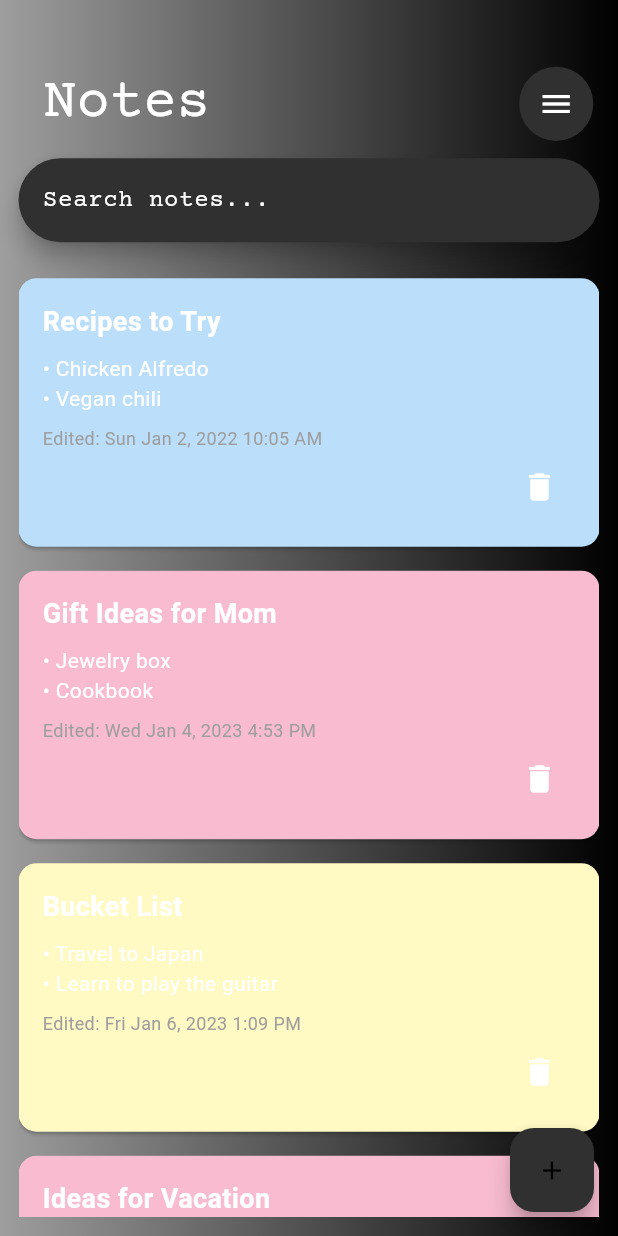
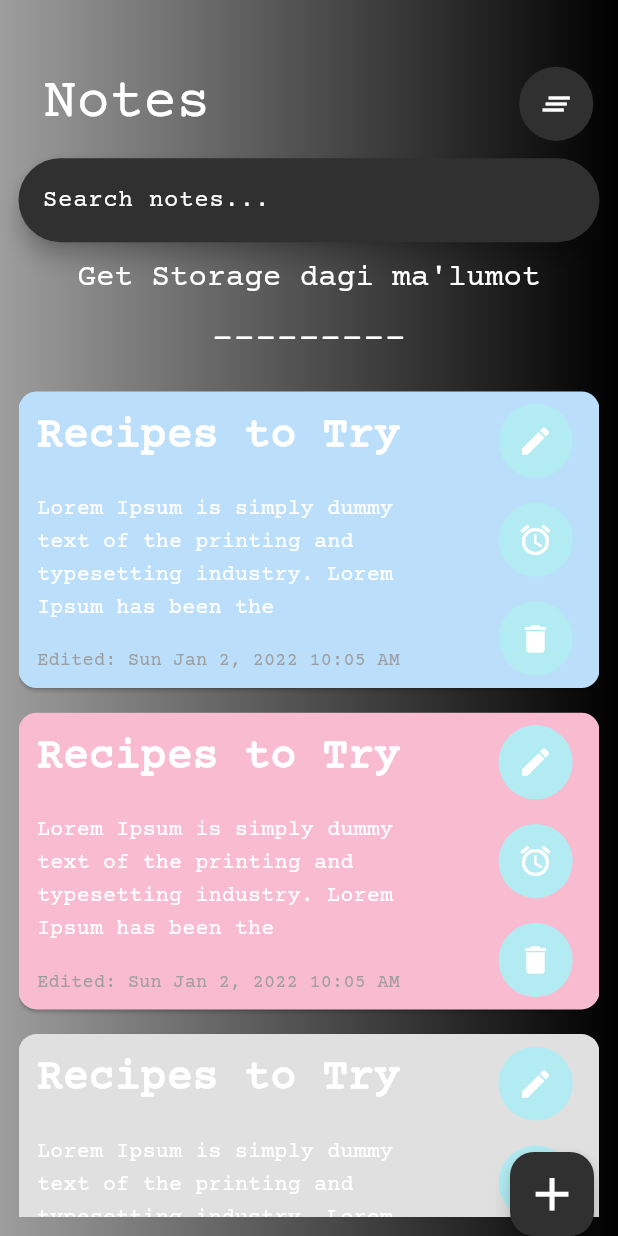
Before and after one commit to alisheraxmedov/Notes, a Flutter app: the screen it shows after launch, on a phone screen of 412 x 824 dp. Run offline on Flutter 3.47's test engine with Material 3 defaults, Android fonts, the phone set to English and light mode, and no system bars; our stand-ins replace flutter_local_notifications, get, get_storage, timezone.

Commit message:
Changed other UI components Part-2

```diff
--- /dev/null
+++ b/lib/const/item_colors.dart
@@ -0,0 +1,13 @@
+import 'package:flutter/material.dart';
+
+class ItemsColor {
+  static List<Color?> itemsColor = [
+    Colors.blue[100],
+    Colors.pink[100],
+    Colors.grey[300],
+    Colors.red[100],
+    Colors.green[200],
+    Colors.purple[100],
+    Colors.cyan[200]
+  ];
+}
--- /dev/null
+++ b/lib/functions/add_read_delete.dart
@@ -0,0 +1,48 @@
+import 'package:get_storage/get_storage.dart';
+
+class NotesAddReadDelete {
+  static GetStorage box = GetStorage();
+  static void addNotes({
+    required String title,
+    required String content,
+    required String date,
+    required String time,
+  }) {
+    Map notesMap = {
+      "title": title,
+      "content": content,
+      "date": date,
+      "time": time,
+    };
+    List notesList = box.read("notes") ?? [];
+    notesList.add(notesMap);
+    box.write("notes", notesList);
+  }
+
+  static List<dynamic> readNotes() {
+    List notesList = box.read("notes") ?? [];
+    // Map mp = {
+    //   "notes": [
+    //     {"title": ""},
+    //     {"title": ""},
+    //     {"title": ""},
+    //   ],
+    // };
+    return notesList;
+  }
+
+  static void deleteSelectedNotes({required String title}) {
+    List notesList = box.read("notes") ?? [];
+    for (int i = 0; i < notesList.length; i++) {
+      if (notesList[i]["title"] == title) {
+        List notesList = box.read("notes") ?? [];
+        notesList.removeAt(i);
+        box.write("notes", notesList);
+      }
+    }
+  }
+
+  static void deleteAllNotes() {
+    box.remove("notes");
+  }
+}
--- a/lib/getx/get.dart
+++ b/lib/getx/get.dart
@@ -98,9 +98,9 @@ class GetXController extends GetxController {
 //===============================================================
 //========================= SAVE NOTES ==========================
 //===============================================================
-  final box = GetStorage();
 
   void saveNoteData(String title, String content, String date, String time) {
+    final box = GetStorage();
     final Map<String, String> noteData = {
       'title': title,
       'content': content,
@@ -110,8 +110,9 @@ class GetXController extends GetxController {
     box.write('noteData', noteData);
   }
 
-  Map<String, String>? getNoteData() {
-    return box.read('noteData');
+  Map<String, dynamic>? getNoteData() {
+    final box = GetStorage();
+    return box.read('note-1');
   }
 
 //=====================================================================
--- a/lib/main.dart
+++ b/lib/main.dart
@@ -26,6 +26,7 @@ class MyApp extends StatelessWidget {
               ? MyAppTheme.lightTheme
               : MyAppTheme.darkTheme,
           home: const HomeScreen(),
+          // home: const GetStorageScreen(),
         );
       },
     );
--- a/lib/screens/add_note.dart
+++ b/lib/screens/add_note.dart
@@ -1,5 +1,7 @@
 import 'package:flutter/material.dart';
 import 'package:get/get.dart';
+
+import 'package:notes/functions/add_read_delete.dart';
 import 'package:notes/getx/get.dart';
 import 'package:notes/widgets/notification_dialog.dart';
 import 'package:notes/widgets/text.dart';
@@ -104,13 +106,18 @@ class AddNoteScreenState extends State<AddNoteScreen> {
               ),
               const Spacer(),
               GestureDetector(
-                onTap: () {
-                  themeController.saveNoteData(
-                    _titleController.text,
-                    _contentController.text,
-                    themeController.notificationDate.value,
-                    themeController.notificationTime.value,
+                onTap: () async {
+                  NotesAddReadDelete.addNotes(
+                    title: _titleController.text,
+                    content: _contentController.text,
+                    date: themeController.notificationDate.value,
+                    time: themeController.notificationTime.value,
                   );
+                  Get.back();
+                  // print(_titleController.text);
+                  // print(_contentController.text);
+                  // print(themeController.notificationDate.value);
+                  // print(themeController.notificationTime.value);
                 },
                 child: Container(
                   height: width * 0.17,
--- a/lib/screens/home.dart
+++ b/lib/screens/home.dart
@@ -1,7 +1,10 @@
 import 'package:flutter/material.dart';
 import 'package:get/get.dart';
+import 'package:notes/const/item_colors.dart';
+import 'package:notes/functions/add_read_delete.dart';
 import 'package:notes/getx/get.dart';
 import 'package:notes/screens/add_note.dart';
+import 'package:notes/widgets/circle_container.dart';
 import 'package:notes/widgets/notes_card.dart';
 import 'package:notes/widgets/text.dart';
 
@@ -12,6 +15,7 @@ class HomeScreen extends StatelessWidget {
   Widget build(BuildContext context) {
     final double width = MediaQuery.sizeOf(context).width;
     final GetXController themeController = Get.find();
+
     return Scaffold(
       body: Container(
         decoration: BoxDecoration(
@@ -46,24 +50,20 @@ class HomeScreen extends StatelessWidget {
                         text: "Notes",
                         fontSize: width * 0.09,
                       ),
-                      Container(
-                        height: width * 0.12,
-                        width: width * 0.12,
-                        alignment: Alignment.center,
-                        decoration: BoxDecoration(
-                          shape: BoxShape.circle,
-                          color: Theme.of(context).colorScheme.primary,
-                        ),
-                        child: IconButton(
-                          icon: const Icon(Icons.menu),
-                          onPressed: () {},
-                        ),
+                      CircleContainer(
+                        icon: Icons.clear_all_sharp,
+                        width: width,
+                        color: Theme.of(context).colorScheme.primary,
+                        onPressed: () {},
                       ),
                     ],
                   ),
                 ),
               ),
               SearchBar(
+                shadowColor: WidgetStatePropertyAll(
+                  Theme.of(context).colorScheme.onPrimary,
+                ),
                 backgroundColor: WidgetStatePropertyAll(
                   Theme.of(context).colorScheme.primary,
                 ),
@@ -81,44 +81,34 @@ class HomeScreen extends StatelessWidget {
                   ),
                 ),
               ),
-              SizedBox(height: 16.0),
+              SizedBox(height: width * 0.02),
+              TextWidget(
+                width: width,
+                text: "Get Storage dagi ma'lumot",
+                fontSize: width * 0.05,
+              ),
+              TextButton(
+                onPressed: () {
+                  themeController.changeTheme();
+                },
+                child: TextWidget(
+                  width: width,
+                  text: "---------",
+                  fontSize: 24.0,
+                ),
+              ),
               Expanded(
-                child: ListView(
-                  children: [
-                    NoteCard(
+                child: ListView.builder(
+                  itemCount: ItemsColor.itemsColor.length,
+                  itemBuilder: (context, index) {
+                    return NoteCard(
+                      width: width,
                       title: 'Recipes to Try',
                       items: ['Chicken Alfredo', 'Vegan chili'],
                       editedDate: 'Edited: Sun Jan 2, 2022 10:05 AM',
-                      color: Colors.blue[100],
-                    ),
-                    NoteCard(
-                      title: 'Gift Ideas for Mom',
-                      items: ['Jewelry box', 'Cookbook'],
-                      editedDate: 'Edited: Wed Jan 4, 2023 4:53 PM',
-                      color: Colors.pink[100],
-                    ),
-                    NoteCard(
-                      title: 'Bucket List',
-                      items: ['Travel to Japan', 'Learn to play the guitar'],
-                      editedDate: 'Edited: Fri Jan 6, 2023 1:09 PM',
-                      color: Colors.yellow[100],
-                    ),
-                    NoteCard(
-                      title: 'Ideas for Vacation',
-                      items: [
-                        'Visit Grand Canyon',
-                        'Go on a hot air balloon ride'
-                      ],
-                      editedDate: 'Edited: Wed Feb 1, 2023 12:34 PM',
-                      color: Colors.pink[100],
-                    ),
-                    NoteCard(
-                      title: 'Meeting Notes',
-                      items: ['Attendees: John, Mary, David', 'Agenda:'],
-                      editedDate: 'Edited: Wed Feb 1, 2023 12:34 PM',
-                      color: Colors.grey[300],
-                    ),
-                  ],
+                      color: ItemsColor.itemsColor[index],
+                    );
+                  },
                 ),
               ),
             ],
@@ -137,9 +127,10 @@ class HomeScreen extends StatelessWidget {
         },
         child: Icon(
           Icons.add,
-          size: width * 0.05,
+          size: width * 0.09,
         ),
       ),
+      floatingActionButtonLocation: FloatingActionButtonLocation.endDocked,
     );
   }
 }
--- a/lib/theme/theme.dart
+++ b/lib/theme/theme.dart
@@ -6,7 +6,7 @@ class MyAppTheme {
     brightness: Brightness.light,
     primarySwatch: Colors.grey,
     colorScheme: const ColorScheme.light(
-      primary: ColorClass.white,
+      primary: ColorClass.orginalWhite,
       onPrimary: ColorClass.white,
       secondary: ColorClass.orginalWhite,
       onSecondary: ColorClass.orginalGrey,
@@ -14,12 +14,15 @@ class MyAppTheme {
     textTheme: const TextTheme(
       titleMedium: TextStyle(
         color: ColorClass.black,
+        fontFamily: "Courier",
       ),
       bodyMedium: TextStyle(
-        color: Colors.black,
+        color: ColorClass.black,
+        fontFamily: "Courier",
       ),
       headlineMedium: TextStyle(
-        color: Colors.grey,
+        color: ColorClass.orginalGrey,
+        fontFamily: "Courier",
       ),
     ),
     iconTheme: const IconThemeData(
@@ -50,5 +53,20 @@ class MyAppTheme {
     iconTheme: const IconThemeData(
       color: ColorClass.white,
     ),
+    timePickerTheme: TimePickerThemeData(
+      cancelButtonStyle: ButtonStyle(
+        backgroundColor: WidgetStatePropertyAll(
+          ColorClass.white,
+        ),
+        textStyle: WidgetStatePropertyAll(
+          TextStyle(
+            color: ColorClass.white,
+          ),
+        ),
+      ),
+    ),
+    floatingActionButtonTheme: const FloatingActionButtonThemeData(
+      foregroundColor: ColorClass.white,
+    ),
   );
 }
--- /dev/null
+++ b/lib/widgets/circle_container.dart
@@ -0,0 +1,32 @@
+import 'package:flutter/material.dart';
+
+class CircleContainer extends StatelessWidget {
+  final double width;
+  final IconData icon;
+  final Color color;
+  final void Function()? onPressed;
+  const CircleContainer({
+    super.key,
+    required this.icon,
+    required this.width,
+    required this.color,
+    required this.onPressed,
+  });
+
+  @override
+  Widget build(BuildContext context) {
+    return Container(
+      height: width * 0.12,
+      width: width * 0.12,
+      alignment: Alignment.center,
+      decoration: BoxDecoration(
+        shape: BoxShape.circle,
+        color: color,
+      ),
+      child: IconButton(
+        icon: Icon(icon),
+        onPressed: onPressed,
+      ),
+    );
+  }
+}
--- a/lib/widgets/notes_card.dart
+++ b/lib/widgets/notes_card.dart
@@ -1,12 +1,17 @@
 import 'package:flutter/material.dart';
+import 'package:notes/widgets/circle_container.dart';
+import 'package:notes/widgets/text.dart';
 
 class NoteCard extends StatelessWidget {
+  final double width;
   final String title;
   final List<String> items;
   final String editedDate;
   final Color? color;
 
-  const NoteCard({super.key,
+  const NoteCard({
+    super.key,
+    required this.width,
     required this.title,
     required this.items,
     required this.editedDate,
@@ -17,29 +22,81 @@ class NoteCard extends StatelessWidget {
   Widget build(BuildContext context) {
     return Card(
       color: color,
-      margin: const EdgeInsets.symmetric(vertical: 8.0),
+      margin: EdgeInsets.symmetric(
+        vertical: width * 0.02,
+      ),
       child: Padding(
-        padding: const EdgeInsets.all(16.0),
+        padding: EdgeInsets.symmetric(
+          horizontal: width * 0.03,
+          vertical: width * 0.02,
+        ),
+        child: Row(
+          children: [
+            Expanded(
+              flex: 5,
+              child: SizedBox(
+                height: width * 0.44,
                 child: Column(
                   crossAxisAlignment: CrossAxisAlignment.start,
+                  mainAxisAlignment: MainAxisAlignment.spaceBetween,
                   children: [
+                    TextWidget(
+                      width: width,
+                      text: title,
+                      fontSize: width * 0.07,
+                      fontWeight: FontWeight.bold,
+                    ),
+                    SizedBox(
+                      height: width * 0.21,
+                      width: width * 0.6,
+                      // color: ColorClass.blue,
+                      child: Text(
+                        "Lorem Ipsum is simply dummy text of the printing and typesetting industry. Lorem Ipsum has been the industry's standard dummy text ever since the 1500s,",
+                        style:
+                            Theme.of(context).textTheme.titleMedium!.copyWith(
+                                  fontFamily: "Courier",
+                                  fontSize: width * 0.035,
+                                ),
+                      ),
+                    ),
                     Text(
-              title,
-              style: const TextStyle(fontSize: 18, fontWeight: FontWeight.bold),
+                      style: Theme.of(context).textTheme.titleMedium!.copyWith(
+                            fontFamily: "Courier",
+                            color: Theme.of(context).colorScheme.onSecondary,
+                            fontSize: width * 0.03,
                           ),
-            const SizedBox(height: 8.0),
-            for (var item in items)
-              Text('• $item'),
-            const SizedBox(height: 8.0),
-            Text(
                       editedDate,
-              style: const TextStyle(fontSize: 12, color: Colors.grey),
                     ),
-            Align(
-              alignment: Alignment.bottomRight,
-              child: IconButton(
-                icon: const Icon(Icons.delete),
+                  ],
+                ),
+              ),
+            ),
+            Expanded(
+              child: SizedBox(
+                height: width * 0.44,
+                child: Column(
+                  mainAxisAlignment: MainAxisAlignment.spaceBetween,
+                  children: [
+                    CircleContainer(
+                      icon: Icons.edit,
+                      width: width,
+                      color: Colors.cyan[100]!,
                       onPressed: () {},
+                    ),
+                    CircleContainer(
+                      icon: Icons.alarm,
+                      width: width,
+                      color: Colors.cyan[100]!,
+                      onPressed: () {},
+                    ),
+                    CircleContainer(
+                      icon: Icons.delete,
+                      width: width,
+                      color: Colors.cyan[100]!,
+                      onPressed: () {},
+                    ),
+                  ],
+                ),
               ),
             ),
           ],
--- a/lib/widgets/notification_dialog.dart
+++ b/lib/widgets/notification_dialog.dart
@@ -80,6 +80,7 @@ class NotificationDialog extends StatelessWidget {
                           final TimeOfDay? picked = await showTimePicker(
                             context: context,
                             initialTime: TimeOfDay.now(),
+
                           );
                           if (picked != null) {
                             themeController.initNotificationTime(picked);
@@ -112,6 +113,7 @@ class NotificationDialog extends StatelessWidget {
                         width: width,
                         text: "Close",
                         fontSize: width * 0.04,
+
                       ),
                     ),
                     TextButton(
```
Lines whose indentation alone changed are shown as unchanged.
